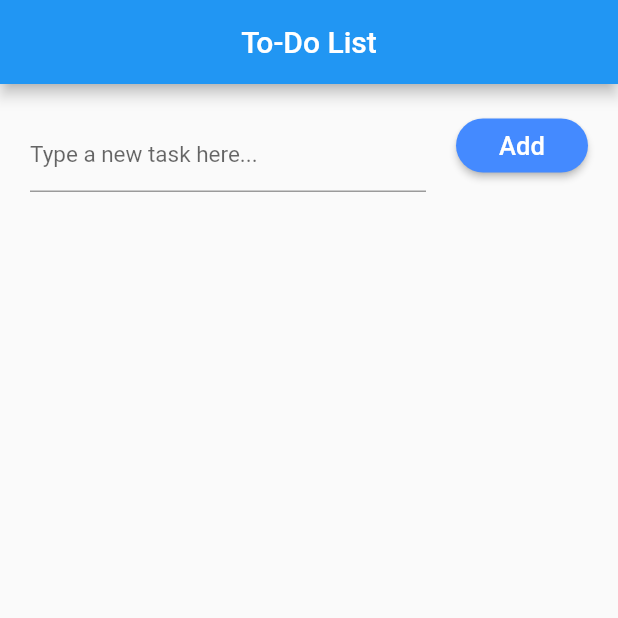
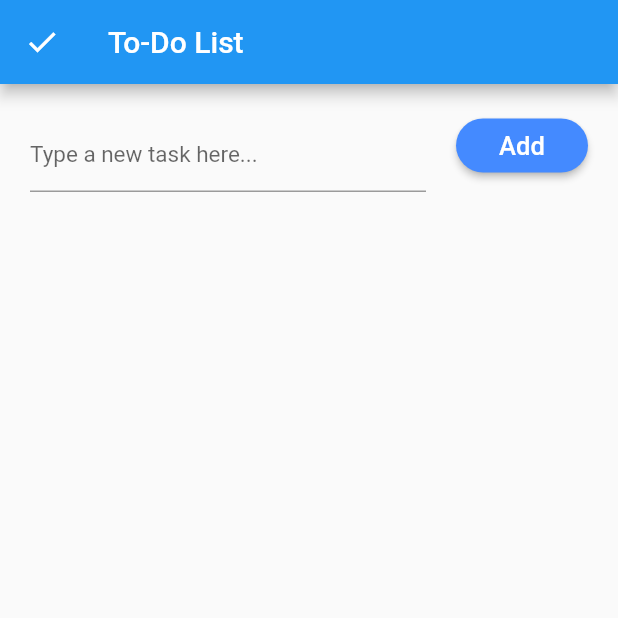
Before and after one commit to gilsonDias92/To-Do-List-em-Flutter, a Flutter app: the screen it shows after launch, on a phone screen of 412 x 824 dp, the top half of it. Run offline on Flutter 3.47's test engine with Material 2 defaults, Android fonts, the phone set to English and light mode, and no system bars.

Commit message:
Icone da appBar

```diff
--- a/to_do_list_project/lib/main.dart
+++ b/to_do_list_project/lib/main.dart
@@ -39,7 +39,16 @@ class MyHomeState extends State<MyHome> {
       // renderiza a barra no topo do app
       appBar: AppBar(
         //Widget AppBar recebe parametros
-        centerTitle: true,
+
+        //dentro do leading definimos um builder para adcionar o icone
+        leading: Builder(
+          builder: (BuildContext context) {
+            return IconButton(
+              icon: Icon(Icons.check),
+              onPressed: () {},
+            );
+          },
+        ),
         title: Text('To-Do List'),
         // title nao pode receber texto, tem q receber o
         // widget Text com a string dentro...
@@ -47,7 +56,6 @@ class MyHomeState extends State<MyHome> {
 
       // renderiza o corpo do app e dentro dele os parametros
       body: Container(
-
         // espaçamento no container principal para descolar elementos da borda
         padding: EdgeInsets.symmetric(horizontal: 20, vertical: 10),
 
@@ -84,15 +92,16 @@ class MyHomeState extends State<MyHome> {
                     margin: EdgeInsets.only(left: 20),
                     child: RaisedButton(
                       // raisedbutton vem desabilitado por padrao, precisamos add a funcao onPressed()
-                      child: Text('Add', style: TextStyle(fontSize: 17),
+                      child: Text(
+                        'Add',
+                        style: TextStyle(fontSize: 17),
                       ),
                       onPressed: () {
                         print('Botão OK');
                       },
                       // definindo border radius dentro do button
-                      shape: RoundedRectangleBorder(borderRadius:
-                        new  BorderRadius.circular(20.0)
-                        ),
+                      shape: RoundedRectangleBorder(
+                          borderRadius: new BorderRadius.circular(20.0)),
                       color: Colors.blueAccent,
                       textColor: Colors.white,
                     ),
```
